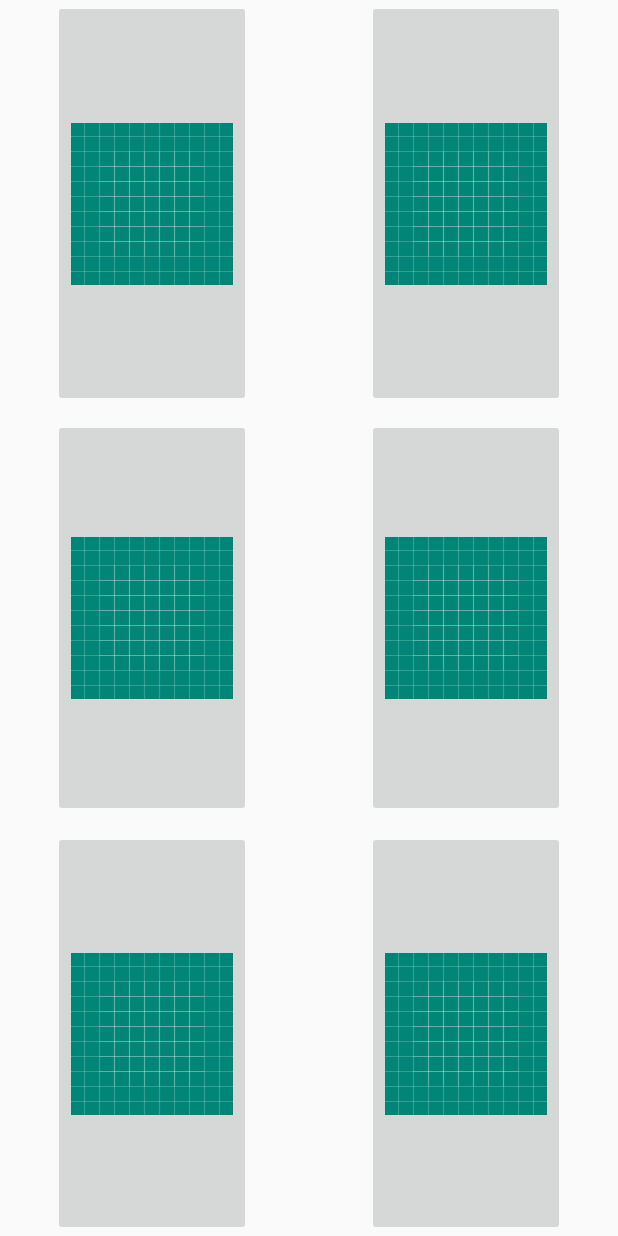
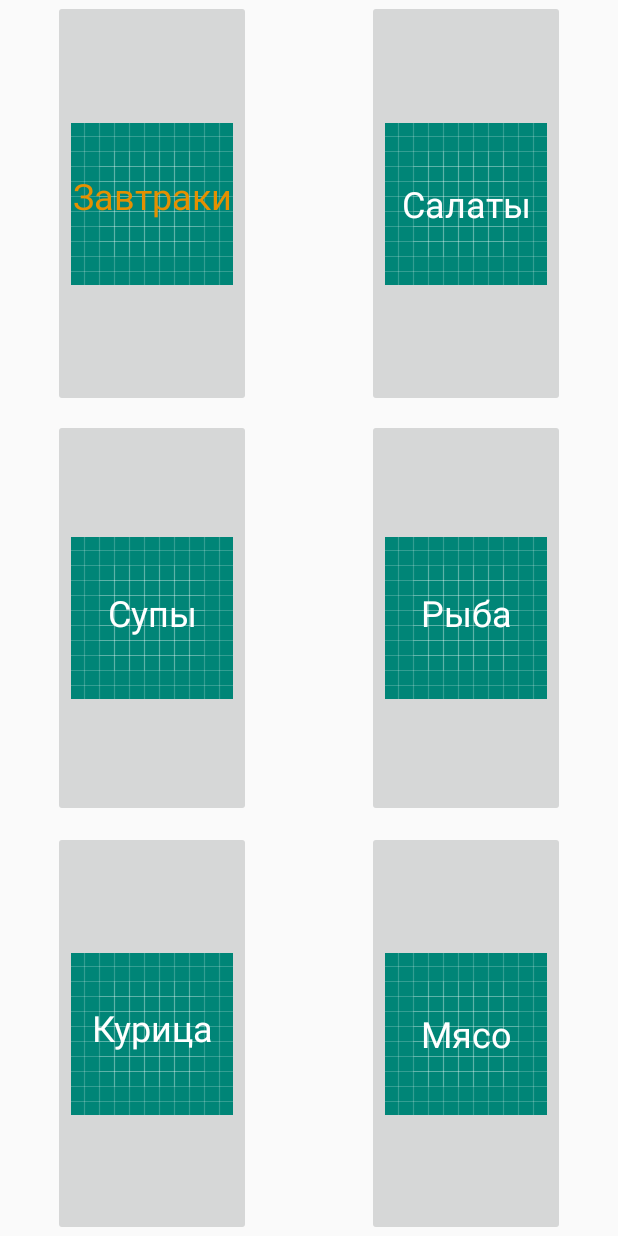
Before and after one commit to ftelnov/flowless, an Android app: the layout fragment_food.xml on its own in the app's theme, with its tools: preview values and no code run, on a phone screen of 412 x 824 dp. Run offline under Robolectric (Android 15) with nearby library versions, the phone set to English and light mode, and no system bars.

Commit message:
Доделан текст.

```diff
--- a/app/src/main/res/layout/fragment_food.xml
+++ b/app/src/main/res/layout/fragment_food.xml
@@ -36,6 +36,20 @@
                 app:layout_constraintStart_toEndOf="parent"
                 app:layout_constraintStart_toStartOf="parent"
                 app:layout_constraintTop_toTopOf="parent" />
+
+            <TextView
+                android:id="@+id/textView4"
+                android:layout_width="wrap_content"
+                android:layout_height="wrap_content"
+                android:layout_marginBottom="11dp"
+                android:text="Завтраки"
+                android:textAlignment="center"
+                android:textSize="24sp"
+                android:textColor="@color/colorAccent"
+                app:layout_constraintBottom_toBottomOf="@+id/firstTop"
+                app:layout_constraintEnd_toEndOf="@+id/firstTop"
+                app:layout_constraintStart_toStartOf="@+id/firstTop"
+                app:layout_constraintTop_toTopOf="@+id/firstTop" />
         </android.support.constraint.ConstraintLayout>
 
         <android.support.constraint.ConstraintLayout
@@ -47,7 +61,7 @@
             <ImageButton
                 android:id="@+id/secondTop"
                 android:layout_width="wrap_content"
-                android:layout_height="match_parent"
+                android:layout_height="0dp"
                 android:layout_weight="1"
                 android:src="@drawable/ic_launcher_background"
                 android:tag="1"
@@ -55,6 +69,21 @@
                 app:layout_constraintEnd_toEndOf="parent"
                 app:layout_constraintStart_toStartOf="parent"
                 app:layout_constraintTop_toTopOf="parent" />
+
+            <TextView
+                android:id="@+id/textView9"
+                android:layout_width="wrap_content"
+                android:layout_height="wrap_content"
+                android:layout_marginTop="8dp"
+                android:layout_marginBottom="8dp"
+                android:text="Салаты"
+                android:textAlignment="center"
+                android:textColor="@color/white"
+                android:textSize="24sp"
+                app:layout_constraintBottom_toBottomOf="@+id/secondTop"
+                app:layout_constraintEnd_toEndOf="@+id/secondTop"
+                app:layout_constraintStart_toStartOf="@+id/secondTop"
+                app:layout_constraintTop_toTopOf="@+id/secondTop" />
         </android.support.constraint.ConstraintLayout>
 
     </LinearLayout>
@@ -88,6 +117,21 @@
                 app:layout_constraintEnd_toEndOf="parent"
                 app:layout_constraintStart_toStartOf="parent"
                 app:layout_constraintTop_toTopOf="parent"/>
+
+            <TextView
+                android:id="@+id/textView10"
+                android:layout_width="wrap_content"
+                android:layout_height="wrap_content"
+                android:layout_marginBottom="8dp"
+                android:text="Супы"
+                android:textAlignment="center"
+                android:textColor="@color/white"
+                android:textSize="24sp"
+                app:layout_constraintBottom_toBottomOf="@+id/firstCenter"
+                app:layout_constraintEnd_toEndOf="@+id/firstCenter"
+                app:layout_constraintStart_toEndOf="@+id/firstCenter"
+                app:layout_constraintStart_toStartOf="@+id/firstCenter"
+                app:layout_constraintTop_toTopOf="@+id/firstCenter" />
         </android.support.constraint.ConstraintLayout>
 
         <android.support.constraint.ConstraintLayout
@@ -107,6 +151,21 @@
                 app:layout_constraintEnd_toEndOf="parent"
                 app:layout_constraintStart_toStartOf="parent"
                 app:layout_constraintTop_toTopOf="parent" />
+
+            <TextView
+                android:id="@+id/textView11"
+                android:layout_width="wrap_content"
+                android:layout_height="wrap_content"
+                android:layout_marginBottom="8dp"
+                android:text="Рыба"
+                android:textAlignment="center"
+                android:textColor="@color/white"
+                android:textSize="24sp"
+                app:layout_constraintBottom_toBottomOf="@+id/secondCenter"
+                app:layout_constraintEnd_toEndOf="@+id/secondCenter"
+                app:layout_constraintStart_toEndOf="@+id/secondCenter"
+                app:layout_constraintStart_toStartOf="@+id/secondCenter"
+                app:layout_constraintTop_toTopOf="@+id/secondCenter" />
         </android.support.constraint.ConstraintLayout>
 
     </LinearLayout>
@@ -139,6 +198,21 @@
                 app:layout_constraintStart_toEndOf="parent"
                 app:layout_constraintStart_toStartOf="parent"
                 app:layout_constraintTop_toTopOf="parent" />
+
+            <TextView
+                android:id="@+id/textView12"
+                android:layout_width="wrap_content"
+                android:layout_height="wrap_content"
+                android:layout_marginBottom="8dp"
+                android:text="Курица"
+                android:textAlignment="center"
+                android:textColor="@color/white"
+                android:textSize="24sp"
+                app:layout_constraintBottom_toBottomOf="@+id/firstBottom"
+                app:layout_constraintEnd_toEndOf="@+id/firstBottom"
+                app:layout_constraintStart_toEndOf="@+id/firstBottom"
+                app:layout_constraintStart_toStartOf="@+id/firstBottom"
+                app:layout_constraintTop_toTopOf="@+id/firstBottom" />
         </android.support.constraint.ConstraintLayout>
 
         <android.support.constraint.ConstraintLayout
@@ -158,6 +232,22 @@
                 app:layout_constraintEnd_toEndOf="parent"
                 app:layout_constraintStart_toStartOf="parent"
                 app:layout_constraintTop_toTopOf="parent" />
+
+            <TextView
+                android:id="@+id/textView13"
+                android:layout_width="wrap_content"
+                android:layout_height="wrap_content"
+                android:text="Мясо"
+                android:textAlignment="center"
+                android:textColor="@color/white"
+                android:textSize="24sp"
+
+                app:layout_constraintBottom_toBottomOf="@+id/secondBottom"
+                app:layout_constraintEnd_toEndOf="@+id/secondBottom"
+                app:layout_constraintStart_toEndOf="@+id/secondBottom"
+                app:layout_constraintStart_toStartOf="@+id/secondBottom"
+                app:layout_constraintTop_toTopOf="@+id/secondBottom"
+                />
         </android.support.constraint.ConstraintLayout>
 
     </LinearLayout>
```
